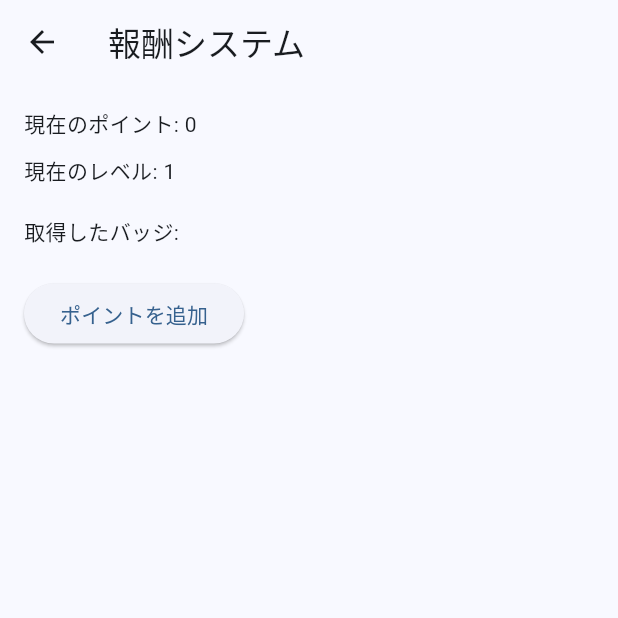
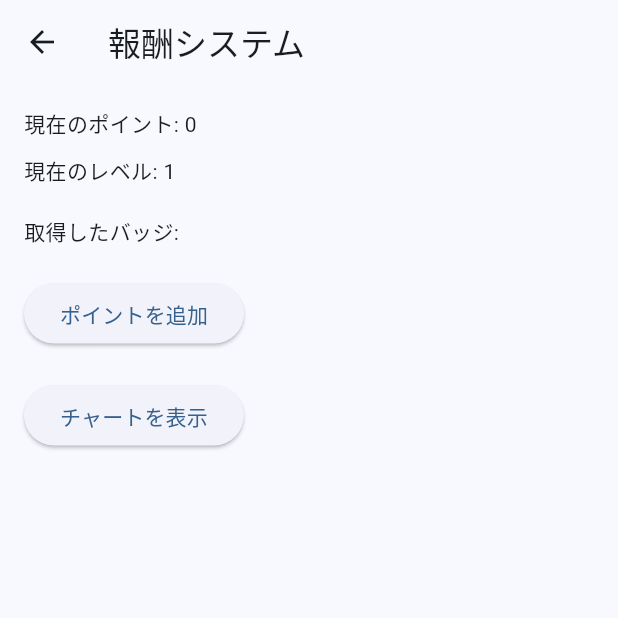
Before and after one commit to itc-s22007/LearnUp, a Flutter app: the RewardScreen screen opened directly with empty values, on a phone screen of 412 x 824 dp, the top half of it. Run offline on Flutter 3.47's test engine with Material 3 defaults, Android fonts, the phone set to English and light mode, and no system bars; our stand-ins replace charts_flutter, cloud_firestore, firebase_auth, firebase_core; accounts and stored records are empty; statements that could not run were skipped.

Commit message:
進捗画面微変更

```diff
--- a/lib/reward_screen.dart
+++ b/lib/reward_screen.dart
@@ -1,5 +1,6 @@
 import 'package:flutter/material.dart';
 import 'rewards_system.dart';
+import 'package:learnup/rewardScreens/reward_chart.dart';
 
 class RewardScreen extends StatefulWidget {
   final RewardSystem rewardSystem;
@@ -11,6 +12,14 @@ class RewardScreen extends StatefulWidget {
 }
 
 class _RewardScreenState extends State<RewardScreen> {
+  @override
+  void initState() {
+    super.initState();
+    widget.rewardSystem.loadData().then((_) {
+      setState(() {}); // データ読み込み後に画面を更新
+    });
+  }
+
   @override
   Widget build(BuildContext context) {
     return Scaffold(
@@ -38,6 +47,18 @@ class _RewardScreenState extends State<RewardScreen> {
               },
               child: const Text('ポイントを追加'),
             ),
+            const SizedBox(height: 20),
+            ElevatedButton(
+              onPressed: () {
+                Navigator.push(
+                  context,
+                  MaterialPageRoute(
+                    builder: (context) => RewardChart(rewardSystem: widget.rewardSystem),
+                  ),
+                );
+              },
+              child: const Text('チャートを表示'),
+            ),
           ],
         ),
       ),
```
Also changed, not shown: lib/rewardScreens/badge_list.dart (added), lib/rewardScreens/reward_chart.dart (added).
